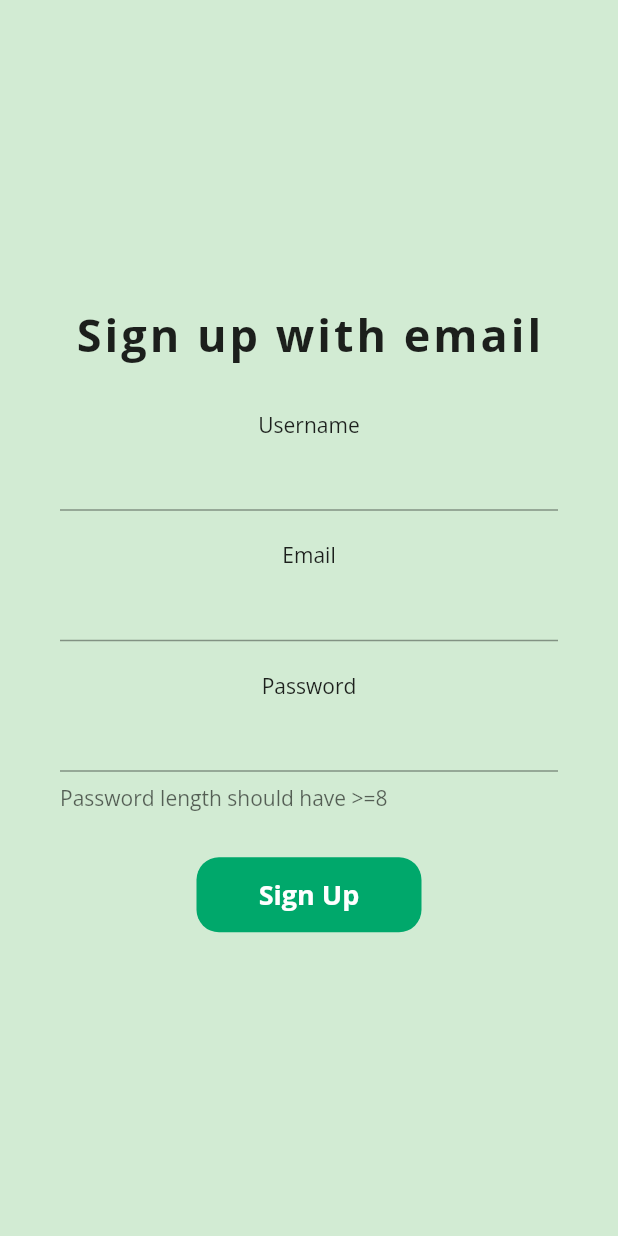
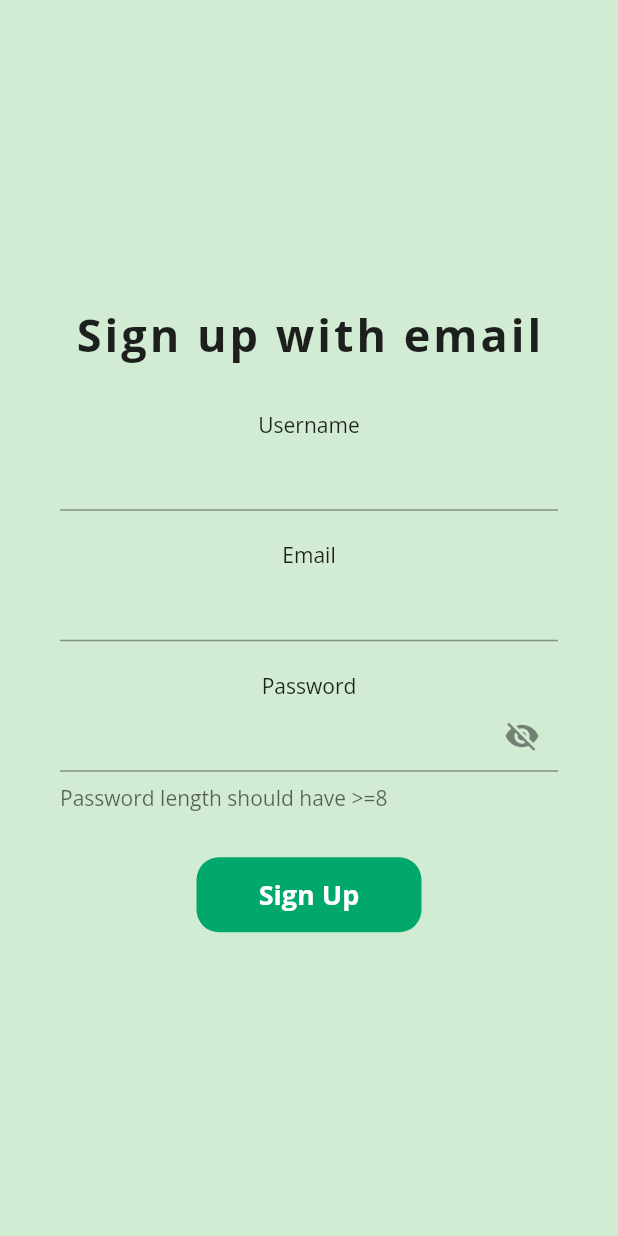
Before and after one commit to abhisheksudhir/blog-app-using-flutter-and-node-, a Flutter app: the SignUpPage screen opened by its route, on a phone screen of 412 x 824 dp. Run offline on Flutter 3.47's test engine with Material 2 defaults, Android fonts, the phone set to English and light mode, and no system bars; our stand-ins replace google_fonts.

```diff
--- a/blog_app/lib/pages/SignUpPage.dart
+++ b/blog_app/lib/pages/SignUpPage.dart
@@ -8,9 +8,32 @@ class SignUpPage extends StatefulWidget {
 }
 
 class _SignUpPageState extends State<SignUpPage> {
+  bool vis = true;
+  final _globalkey = GlobalKey<FormState>();
+  // final _usernameFocusNode = FocusNode();
+  // final _emailFocusNode = FocusNode();
+  // final _passwordFocusNode = FocusNode();
+
+  // @override
+  // void dispose() {
+  //   // _usernameFocusNode.dispose();
+  //   // _emailFocusNode.dispose();
+  //   // _passwordFocusNode.dispose();
+  //   // TODO: implement dispose
+  //   super.dispose();
+  // }
+
   @override
   Widget build(BuildContext context) {
-    return Scaffold(
+    return Listener(
+      onPointerDown: (_) {
+        FocusScopeNode currentFocus = FocusScope.of(context);
+        if (!currentFocus.hasPrimaryFocus &&
+            currentFocus.focusedChild != null) {
+          currentFocus.focusedChild.unfocus();
+        }
+      },
+      child: Scaffold(
         body: SafeArea(
           child: Container(
             alignment: Alignment.center,
@@ -25,6 +48,8 @@ class _SignUpPageState extends State<SignUpPage> {
               ),
             ),
             child: SingleChildScrollView(
+              child: Form(
+                key: _globalkey,
                 child: Column(
                   mainAxisAlignment: MainAxisAlignment.center,
                   children: [
@@ -45,7 +70,14 @@ class _SignUpPageState extends State<SignUpPage> {
                     SizedBox(
                       height: 20,
                     ),
-                Container(
+                    InkWell(
+                      onTap: () {
+                        if (_globalkey.currentState.validate()) {
+                          // we send data to rest api server
+                          print("Validated");
+                        }
+                      },
+                      child: Container(
                         width: 150,
                         height: 50,
                         decoration: BoxDecoration(
@@ -63,7 +95,10 @@ class _SignUpPageState extends State<SignUpPage> {
                           ),
                         ),
                       ),
+                    ),
                   ],
+                ),
+              ),
             ),
           ),
         ),
@@ -78,6 +113,15 @@ class _SignUpPageState extends State<SignUpPage> {
         children: [
           Text("Username"),
           TextFormField(
+            // focusNode: _usernameFocusNode,
+            textInputAction: TextInputAction.next,
+            // onFieldSubmitted: (_) {
+            //   FocusScope.of(context).requestFocus(_emailFocusNode);
+            // },
+            validator: (value) {
+              if (value.isEmpty) return "Username can't be empty";
+              return null;
+            },
             decoration: InputDecoration(
               focusedBorder: UnderlineInputBorder(
                 borderSide: BorderSide(
@@ -99,6 +143,17 @@ class _SignUpPageState extends State<SignUpPage> {
         children: [
           Text("Email"),
           TextFormField(
+            keyboardType: TextInputType.emailAddress,
+            // focusNode: _emailFocusNode,
+            textInputAction: TextInputAction.next,
+            // onFieldSubmitted: (_) {
+            //   FocusScope.of(context).requestFocus(_passwordFocusNode);
+            // },
+            validator: (value) {
+              if (value.isEmpty) return "Email can't be empty";
+              if (!value.contains("@")) return "Email is Invalid";
+              return null;
+            },
             decoration: InputDecoration(
               focusedBorder: UnderlineInputBorder(
                 borderSide: BorderSide(
@@ -120,7 +175,22 @@ class _SignUpPageState extends State<SignUpPage> {
         children: [
           Text("Password"),
           TextFormField(
+            // focusNode: _passwordFocusNode,
+            validator: (value) {
+              if (value.isEmpty) return "Password can't be empty";
+              if (value.length < 8) return "Password lenght must have >=8";
+              return null;
+            },
+            obscureText: vis,
             decoration: InputDecoration(
+              suffixIcon: IconButton(
+                icon: Icon(vis ? Icons.visibility_off : Icons.visibility),
+                onPressed: () {
+                  setState(() {
+                    vis = !vis;
+                  });
+                },
+              ),
               helperText: "Password length should have >=8",
               helperStyle: TextStyle(
                 fontSize: 14,
```
Lines whose indentation alone changed are shown as unchanged.
